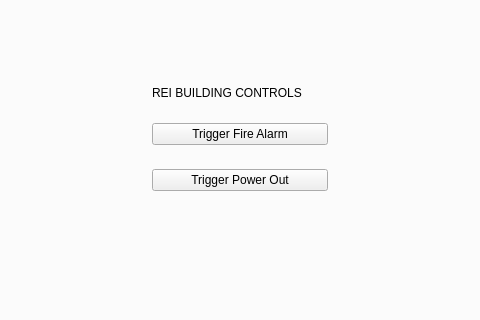
Qt form ElevatorApplication/mainelevatorwindow.ui (CATBOYCOWBOY/COMP3004A3) before a commit; both pictures show x 150 to 630 and y 108 to 428 of the 800 by 600 pixel window.
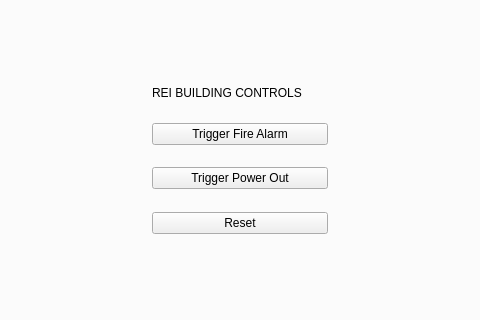
The same form after that commit. The open tabs and pages were chosen to show the change.

```diff
--- a/ElevatorApplication/mainelevatorwindow.ui
+++ b/ElevatorApplication/mainelevatorwindow.ui
@@ -501,7 +501,7 @@
         <x>290</x>
         <y>140</y>
         <width>176</width>
-        <height>105</height>
+        <height>148</height>
        </rect>
       </property>
       <layout class="QVBoxLayout" name="verticalLayout_5">
@@ -578,6 +578,39 @@
          </property>
         </widget>
        </item>
+       <item>
+        <spacer name="verticalSpacer_12">
+         <property name="orientation">
+          <enum>Qt::Vertical</enum>
+         </property>
+         <property name="sizeHint" stdset="0">
+          <size>
+           <width>20</width>
+           <height>40</height>
+          </size>
+         </property>
+        </spacer>
+       </item>
+       <item>
+        <spacer name="verticalSpacer_11">
+         <property name="orientation">
+          <enum>Qt::Vertical</enum>
+         </property>
+         <property name="sizeHint" stdset="0">
+          <size>
+           <width>20</width>
+           <height>40</height>
+          </size>
+         </property>
+        </spacer>
+       </item>
+       <item>
+        <widget class="QPushButton" name="resetButton">
+         <property name="text">
+          <string>Reset</string>
+         </property>
+        </widget>
+       </item>
       </layout>
      </widget>
     </widget>
```
Left out of the diff: 2 changed lines with no effect on the pictures.
